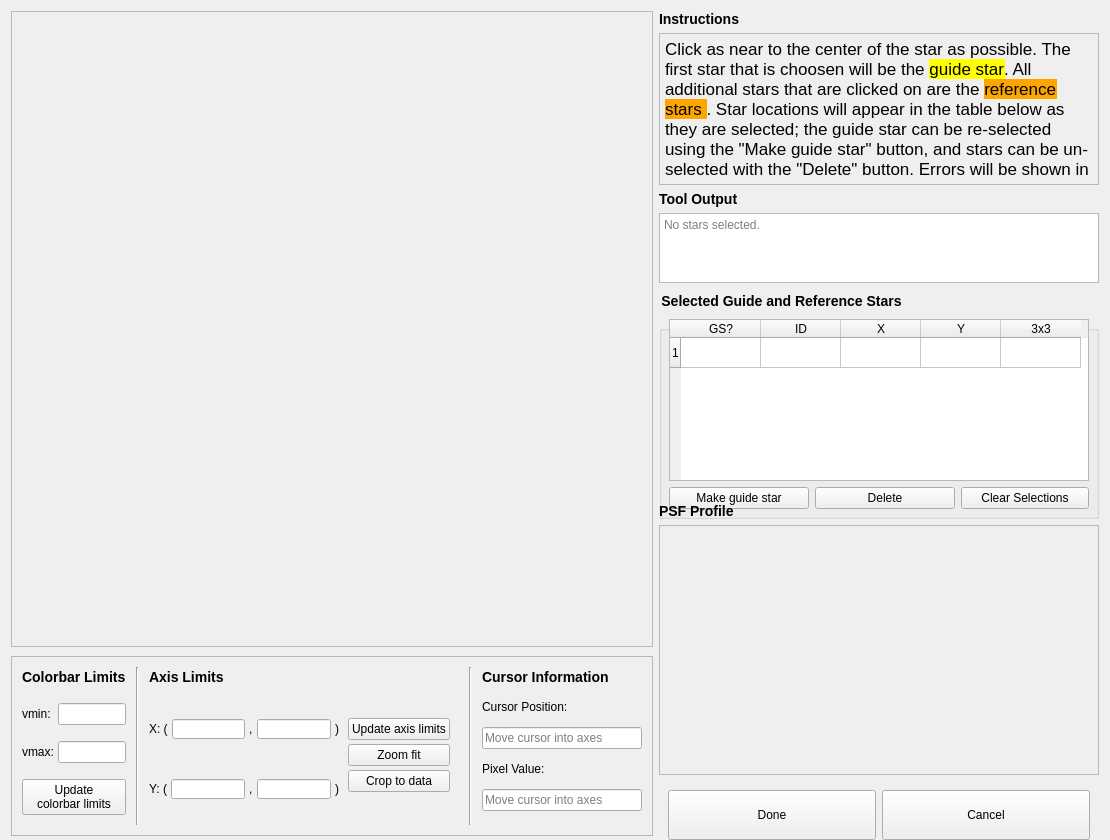
Above: fgs-commissioning/jwst_magic/star_selector/SelectStarsGUI.ui from spacetelescope/jwst_magic before the change. Below: the same form after it.
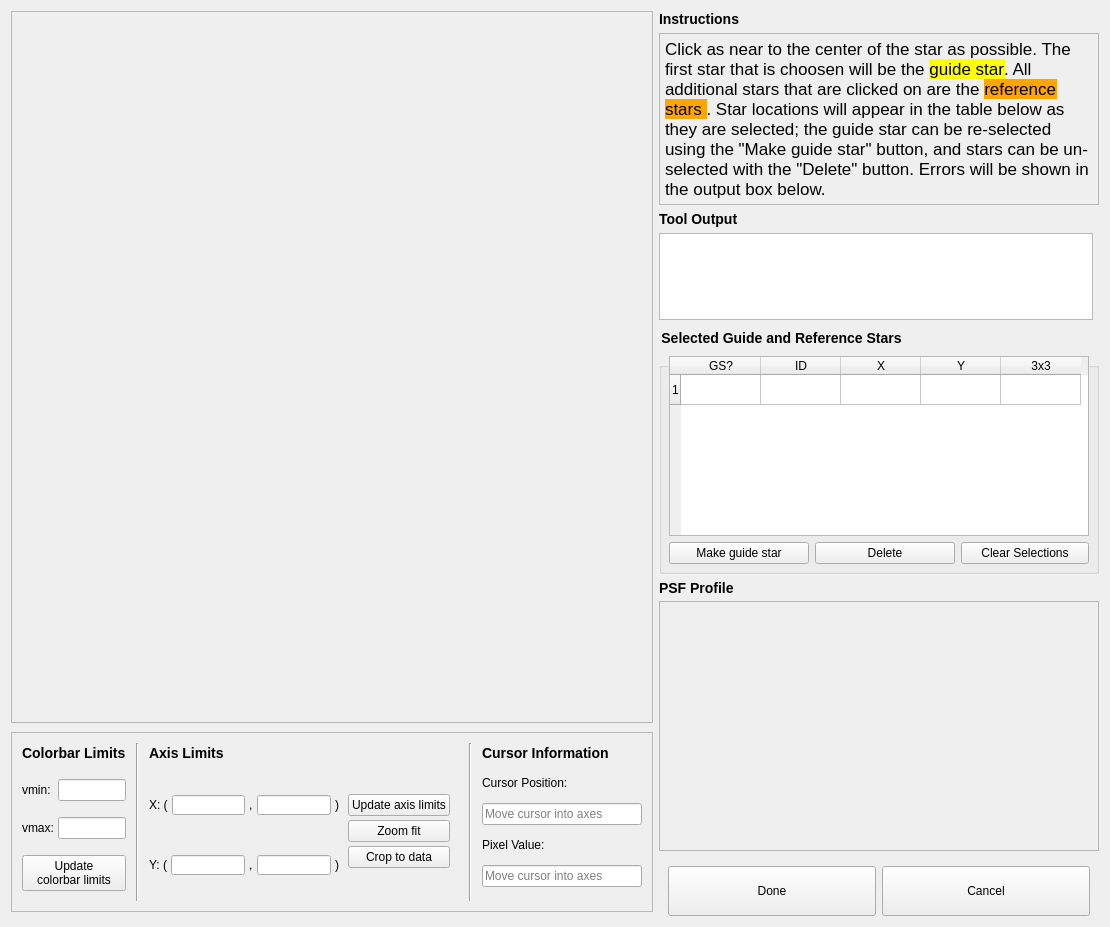
That is the form after the change.

Commit message: JWSTFGS-46; Add scrolling to main GUI, select stars GUI, and segment guiding GUI

```diff
--- a/fgs-commissioning/jwst_magic/star_selector/SelectStarsGUI.ui
+++ b/fgs-commissioning/jwst_magic/star_selector/SelectStarsGUI.ui
@@ -7,63 +7,20 @@
     <x>0</x>
     <y>0</y>
     <width>1110</width>
-    <height>840</height>
+    <height>927</height>
    </rect>
   </property>
+  <property name="sizePolicy">
+   <sizepolicy hsizetype="Preferred" vsizetype="Minimum">
+    <horstretch>0</horstretch>
+    <verstretch>0</verstretch>
+   </sizepolicy>
+  </property>
   <property name="windowTitle">
    <string>Form</string>
   </property>
-  <layout class="QGridLayout" name="gridLayout_6">
-   <property name="bottomMargin">
-    <number>0</number>
-   </property>
-   <item row="0" column="0" rowspan="8">
-    <widget class="QFrame" name="frame_canvas">
-     <property name="sizePolicy">
-      <sizepolicy hsizetype="Expanding" vsizetype="MinimumExpanding">
-       <horstretch>0</horstretch>
-       <verstretch>0</verstretch>
-      </sizepolicy>
-     </property>
-     <property name="minimumSize">
-      <size>
-       <width>600</width>
-       <height>0</height>
-      </size>
-     </property>
-     <property name="toolTip">
-      <string>&lt;html&gt;&lt;head/&gt;&lt;body&gt;&lt;p&gt;&lt;br/&gt;&lt;/p&gt;&lt;/body&gt;&lt;/html&gt;</string>
-     </property>
-     <property name="autoFillBackground">
-      <bool>false</bool>
-     </property>
-     <property name="styleSheet">
-      <string notr="true">QWidget { border-color: black; border-width: 10px }</string>
-     </property>
-     <property name="frameShape">
-      <enum>QFrame::StyledPanel</enum>
-     </property>
-     <layout class="QVBoxLayout" name="verticalLayout_3">
-      <property name="margin">
-       <number>0</number>
-      </property>
-     </layout>
-    </widget>
-   </item>
-   <item row="0" column="1">
-    <widget class="QLabel" name="label_instructions_2">
-     <property name="styleSheet">
-      <string notr="true">QLabel {font-weight: bold; font-size: 14px}</string>
-     </property>
-     <property name="text">
-      <string>&lt;html&gt;&lt;head/&gt;&lt;body&gt;&lt;p&gt;Instructions&lt;/p&gt;&lt;/body&gt;&lt;/html&gt;</string>
-     </property>
-     <property name="margin">
-      <number>0</number>
-     </property>
-    </widget>
-   </item>
-   <item row="1" column="1">
+  <layout class="QGridLayout" name="gridLayout_3">
+   <item row="1" column="1" colspan="2">
     <widget class="QFrame" name="frame_instructions">
      <property name="frameShape">
       <enum>QFrame::StyledPanel</enum>
@@ -101,44 +58,47 @@
      </layout>
     </widget>
    </item>
-   <item row="2" column="1">
-    <widget class="QLabel" name="label_output">
-     <property name="toolTip">
-      <string>Interactive feedback regarding star selection</string>
+   <item row="0" column="0" rowspan="7">
+    <widget class="QFrame" name="frame_canvas">
+     <property name="sizePolicy">
+      <sizepolicy hsizetype="Expanding" vsizetype="MinimumExpanding">
+       <horstretch>0</horstretch>
+       <verstretch>0</verstretch>
+      </sizepolicy>
      </property>
-     <property name="styleSheet">
-      <string notr="true">QLabel {font-weight: bold; font-size: 14px}</string>
+     <property name="minimumSize">
+      <size>
+       <width>600</width>
+       <height>0</height>
+      </size>
      </property>
-     <property name="text">
-      <string>&lt;html&gt;&lt;head/&gt;&lt;body&gt;&lt;p&gt;Tool Output&lt;/p&gt;&lt;/body&gt;&lt;/html&gt;</string>
-     </property>
-    </widget>
-   </item>
-   <item row="3" column="1">
-    <widget class="QTextEdit" name="textEdit_output">
-     <property name="enabled">
-      <bool>true</bool>
-     </property>
      <property name="toolTip">
       <string>Interactive feedback regarding star selection</string>
      </property>
+     <property name="autoFillBackground">
+      <bool>false</bool>
+     </property>
      <property name="styleSheet">
-      <string notr="true"/>
+      <string notr="true">QWidget { border-color: black; border-width: 10px }</string>
      </property>
-     <property name="html">
-      <string>&lt;!DOCTYPE HTML PUBLIC &quot;-//W3C//DTD HTML 4.0//EN&quot; &quot;http://www.w3.org/TR/REC-html40/strict.dtd&quot;&gt;
-&lt;html&gt;&lt;head&gt;&lt;meta name=&quot;qrichtext&quot; content=&quot;1&quot; /&gt;&lt;style type=&quot;text/css&quot;&gt;
-p, li { white-space: pre-wrap; }
-&lt;/style&gt;&lt;/head&gt;&lt;body style=&quot; font-family:'.SF NS Text'; font-size:13pt; font-weight:400; font-style:normal;&quot;&gt;
-&lt;p style=&quot;-qt-paragraph-type:empty; margin-top:0px; margin-bottom:0px; margin-left:0px; margin-right:0px; -qt-block-indent:0; text-indent:0px;&quot;&gt;&lt;br /&gt;&lt;/p&gt;&lt;/body&gt;&lt;/html&gt;</string>
+     <property name="frameShape">
+      <enum>QFrame::StyledPanel</enum>
      </property>
-     <property name="placeholderText" stdset="0">
-      <string>No stars selected.</string>
-     </property>
+     <layout class="QVBoxLayout" name="verticalLayout_3">
+      <property name="margin">
+       <number>0</number>
+      </property>
+     </layout>
     </widget>
    </item>
-   <item row="4" column="1">
+   <item row="4" column="1" colspan="2">
     <widget class="QGroupBox" name="groupBox_selectedStars">
+     <property name="sizePolicy">
+      <sizepolicy hsizetype="Preferred" vsizetype="MinimumExpanding">
+       <horstretch>0</horstretch>
+       <verstretch>0</verstretch>
+      </sizepolicy>
+     </property>
      <property name="minimumSize">
       <size>
        <width>440</width>
@@ -152,10 +112,79 @@
       <string>Selected Guide and Reference Stars</string>
      </property>
      <layout class="QGridLayout" name="gridLayout_5">
+      <item row="2" column="2">
+       <widget class="QPushButton" name="pushButton_clearStars">
+        <property name="sizePolicy">
+         <sizepolicy hsizetype="Minimum" vsizetype="Preferred">
+          <horstretch>0</horstretch>
+          <verstretch>0</verstretch>
+         </sizepolicy>
+        </property>
+        <property name="text">
+         <string>Clear Selections</string>
+        </property>
+       </widget>
+      </item>
+      <item row="2" column="1">
+       <widget class="QPushButton" name="pushButton_deleteStar">
+        <property name="sizePolicy">
+         <sizepolicy hsizetype="Minimum" vsizetype="Preferred">
+          <horstretch>0</horstretch>
+          <verstretch>0</verstretch>
+         </sizepolicy>
+        </property>
+        <property name="minimumSize">
+         <size>
+          <width>140</width>
+          <height>0</height>
+         </size>
+        </property>
+        <property name="maximumSize">
+         <size>
+          <width>200</width>
+          <height>16777215</height>
+         </size>
+        </property>
+        <property name="toolTip">
+         <string>Un-select the selected star</string>
+        </property>
+        <property name="text">
+         <string>Delete</string>
+        </property>
+       </widget>
+      </item>
+      <item row="2" column="0">
+       <widget class="QPushButton" name="pushButton_makeGuideStar">
+        <property name="sizePolicy">
+         <sizepolicy hsizetype="Minimum" vsizetype="Preferred">
+          <horstretch>0</horstretch>
+          <verstretch>0</verstretch>
+         </sizepolicy>
+        </property>
+        <property name="minimumSize">
+         <size>
+          <width>140</width>
+          <height>0</height>
+         </size>
+        </property>
+        <property name="maximumSize">
+         <size>
+          <width>200</width>
+          <height>16777215</height>
+         </size>
+        </property>
+        <property name="toolTip">
+         <string>Update selected star to be the new guide star</string>
+        </property>
+        <property name="text">
+         <string>Make guide star</string>
+        </property>
+       </widget>
+      </item>
       <item row="0" column="0" colspan="3">
        <widget class="QTableWidget" name="tableWidget_selectedStars">
         <property name="sizePolicy">
-         <sizepolicy hsizetype="Preferred" vsizetype="Preferred">
+         <sizepolicy hsizetype="Preferred" vsizetype="MinimumExpanding">
           <horstretch>0</horstretch>
           <verstretch>0</verstretch>
          </sizepolicy>
@@ -215,90 +244,77 @@
         </column>
        </widget>
       </item>
-      <item row="1" column="0">
-       <widget class="QPushButton" name="pushButton_makeGuideStar">
-        <property name="minimumSize">
-         <size>
-          <width>140</width>
-          <height>0</height>
-         </size>
+     </layout>
+    </widget>
+   </item>
+   <item row="6" column="1" rowspan="2" colspan="2">
+    <widget class="QFrame" name="frame_12">
+     <property name="minimumSize">
+      <size>
+       <width>440</width>
+       <height>0</height>
+      </size>
+     </property>
+     <property name="frameShape">
+      <enum>QFrame::NoFrame</enum>
+     </property>
+     <property name="frameShadow">
+      <enum>QFrame::Raised</enum>
+     </property>
+     <layout class="QVBoxLayout" name="verticalLayout_8">
+      <property name="margin">
+       <number>0</number>
+      </property>
+      <item>
+       <widget class="QFrame" name="frame_profile">
+        <property name="sizePolicy">
+         <sizepolicy hsizetype="Expanding" vsizetype="Expanding">
+          <horstretch>0</horstretch>
+          <verstretch>0</verstretch>
+         </sizepolicy>
         </property>
-        <property name="maximumSize">
-         <size>
-          <width>200</width>
-          <height>16777215</height>
-         </size>
-        </property>
-        <property name="toolTip">
-         <string>Update selected star to be the new guide star</string>
-        </property>
-        <property name="text">
-         <string>Make guide star</string>
-        </property>
-       </widget>
-      </item>
-      <item row="1" column="1">
-       <widget class="QPushButton" name="pushButton_deleteStar">
         <property name="minimumSize">
          <size>
-          <width>140</width>
-          <height>0</height>
+          <width>0</width>
+          <height>250</height>
          </size>
         </property>
-        <property name="maximumSize">
-         <size>
-          <width>200</width>
-          <height>16777215</height>
-         </size>
+        <property name="frameShape">
+         <enum>QFrame::StyledPanel</enum>
         </property>
-        <property name="toolTip">
-         <string>Un-select the selected star</string>
+        <property name="lineWidth">
+         <number>3</number>
         </property>
-        <property name="text">
-         <string>Delete</string>
+        <property name="midLineWidth">
+         <number>0</number>
         </property>
+        <layout class="QVBoxLayout" name="verticalLayout_4">
+         <property name="margin">
+          <number>0</number>
+         </property>
+        </layout>
        </widget>
       </item>
-      <item row="1" column="2">
-       <widget class="QPushButton" name="pushButton_clearStars">
-        <property name="text">
-         <string>Clear Selections</string>
-        </property>
-       </widget>
-      </item>
      </layout>
     </widget>
    </item>
+   <item row="2" column="1">
+    <widget class="QLabel" name="label_output">
+     <property name="toolTip">
+      <string>Interactive feedback regarding star selection</string>
+     </property>
+     <property name="styleSheet">
+      <string notr="true">QLabel {font-weight: bold; font-size: 14px}</string>
+     </property>
+     <property name="text">
+      <string>&lt;html&gt;&lt;head/&gt;&lt;body&gt;&lt;p&gt;Tool Output&lt;/p&gt;&lt;/body&gt;&lt;/html&gt;</string>
+     </property>
+    </widget>
+   </item>
    <item row="5" column="1">
-    <spacer name="verticalSpacer_2">
-     <property name="orientation">
-      <enum>Qt::Vertical</enum>
-     </property>
-     <property name="sizeType">
-      <enum>QSizePolicy::Fixed</enum>
-     </property>
-     <property name="sizeHint" stdset="0">
-      <size>
-       <width>20</width>
-       <height>55</height>
-      </size>
-     </property>
-    </spacer>
-   </item>
-   <item row="6" column="1">
     <widget class="QLabel" name="label_profile">
-     <property name="styleSheet">
-      <string notr="true">QLabel {font-weight: bold; font-size: 14px}</string>
-     </property>
-     <property name="text">
-      <string>&lt;html&gt;&lt;head/&gt;&lt;body&gt;&lt;p&gt;PSF Profile&lt;/p&gt;&lt;/body&gt;&lt;/html&gt;</string>
-     </property>
-    </widget>
-   </item>
-   <item row="7" column="1" rowspan="2">
-    <widget class="QFrame" name="frame_profile">
      <property name="sizePolicy">
-      <sizepolicy hsizetype="Expanding" vsizetype="MinimumExpanding">
+      <sizepolicy hsizetype="Preferred" vsizetype="Fixed">
        <horstretch>0</horstretch>
        <verstretch>0</verstretch>
       </sizepolicy>
@@ -306,26 +322,31 @@
      <property name="minimumSize">
       <size>
        <width>0</width>
-       <height>250</height>
+       <height>15</height>
       </size>
      </property>
-     <property name="frameShape">
-      <enum>QFrame::StyledPanel</enum>
+     <property name="styleSheet">
+      <string notr="true">QLabel {font-weight: bold; font-size: 14px}</string>
      </property>
-     <property name="lineWidth">
-      <number>3</number>
+     <property name="text">
+      <string>&lt;html&gt;&lt;head/&gt;&lt;body&gt;&lt;p&gt;PSF Profile&lt;/p&gt;&lt;/body&gt;&lt;/html&gt;</string>
      </property>
-     <property name="midLineWidth">
+    </widget>
+   </item>
+   <item row="0" column="1">
+    <widget class="QLabel" name="label_instructions_2">
+     <property name="styleSheet">
+      <string notr="true">QLabel {font-weight: bold; font-size: 14px}</string>
+     </property>
+     <property name="text">
+      <string>&lt;html&gt;&lt;head/&gt;&lt;body&gt;&lt;p&gt;Instructions&lt;/p&gt;&lt;/body&gt;&lt;/html&gt;</string>
+     </property>
+     <property name="margin">
       <number>0</number>
      </property>
-     <layout class="QVBoxLayout" name="verticalLayout_4">
-      <property name="margin">
-       <number>0</number>
-      </property>
-     </layout>
     </widget>
    </item>
-   <item row="8" column="0" rowspan="2">
+   <item row="7" column="0" rowspan="2">
     <widget class="QFrame" name="frame_3">
      <property name="minimumSize">
       <size>
@@ -898,7 +919,7 @@
      <zorder>line_2</zorder>
     </widget>
    </item>
-   <item row="9" column="1">
+   <item row="8" column="1" colspan="2">
     <widget class="QFrame" name="frame">
      <property name="frameShape">
       <enum>QFrame::NoFrame</enum>
@@ -945,6 +966,16 @@
      </layout>
     </widget>
    </item>
+   <item row="3" column="1">
+    <widget class="QTextEdit" name="textEdit_output">
+     <property name="maximumSize">
+      <size>
+       <width>16777215</width>
+       <height>100</height>
+      </size>
+     </property>
+    </widget>
+   </item>
   </layout>
  </widget>
  <resources/>
```
Left out of the diff: 13 changed lines with no effect on the pictures. The commit also changes 5 other files.
